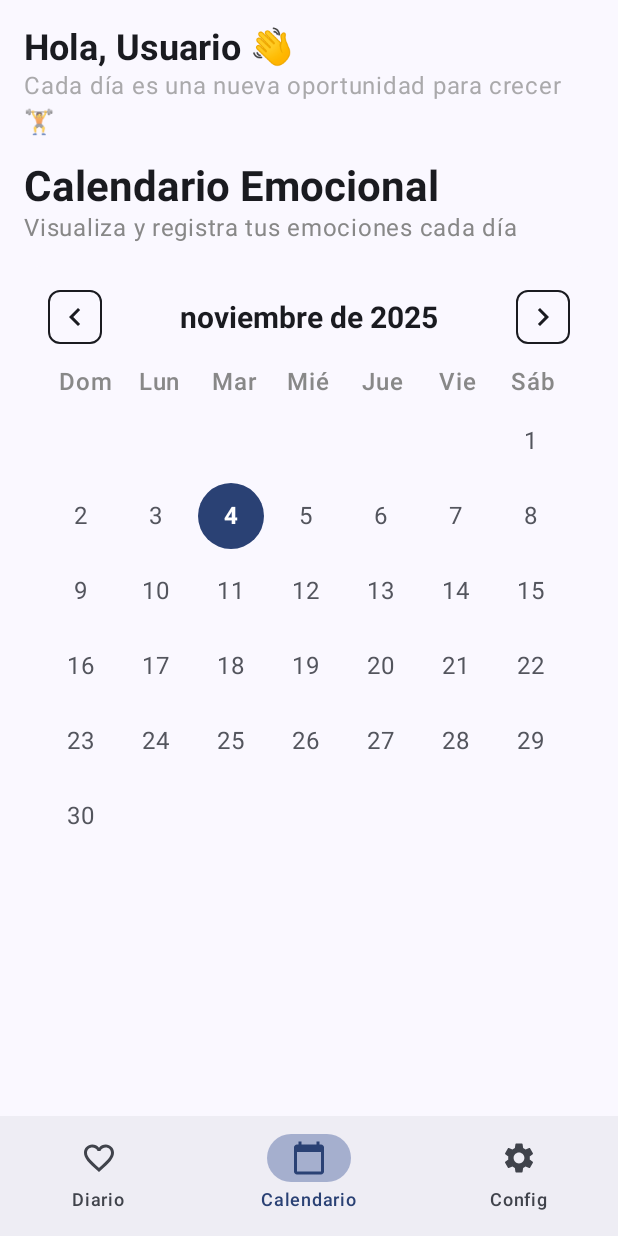
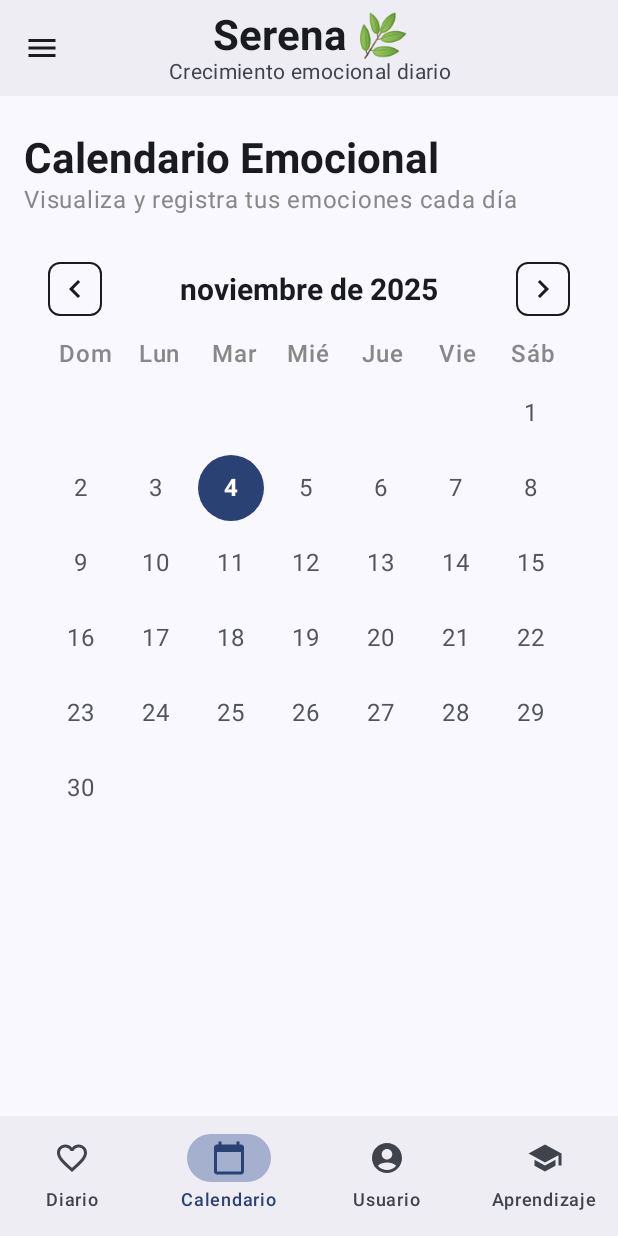
Before and after one commit to SolgreyDuocUC/Serena.sdk, an Android app built with Jetpack Compose: the screen it shows after launch (MainActivity), after a tap on "Continuar con Google", on a phone screen of 412 x 824 dp. Run offline under Robolectric (Android 15) with nearby library versions, the phone set to English and light mode, and no system bars.

Commit message:
Funcionalidades del HomeApp listas

```diff
--- a/app/src/main/java/com/duocuc/serena/navigation/AppNav.kt
+++ b/app/src/main/java/com/duocuc/serena/navigation/AppNav.kt
@@ -6,10 +6,7 @@ import androidx.compose.runtime.Composable
 import androidx.navigation.compose.NavHost
 import androidx.navigation.compose.composable
 import androidx.navigation.compose.rememberNavController
-import com.duocuc.serena.ui.theme.screens.HomeAppScreen
-import com.duocuc.serena.ui.theme.screens.LoadScreen
-import com.duocuc.serena.ui.theme.screens.LoginScreen
-import com.duocuc.serena.ui.theme.screens.RegisterScreen
+import com.duocuc.serena.ui.theme.screens.*
 
 @RequiresApi(Build.VERSION_CODES.O)
 @Composable
@@ -20,7 +17,7 @@ fun AppNav() {
         navController = navController,
         startDestination = Route.Load.path
     ) {
-
+        // Pantalla de carga (Splash / Load)
         composable(Route.Load.path) {
             LoadScreen {
                 navController.navigate(Route.Login.path) {
@@ -29,6 +26,7 @@ fun AppNav() {
             }
         }
 
+        // Login
         composable(Route.Login.path) {
             LoginScreen(
                 onLoginSuccess = {
@@ -42,6 +40,7 @@ fun AppNav() {
             )
         }
 
+        // Registro
         composable(Route.Register.path) {
             RegisterScreen(
                 onRegisterSuccess = {
@@ -53,30 +52,61 @@ fun AppNav() {
             )
         }
 
+        // Home (con calendario integrado y menú lateral)
         composable(Route.Home.path) {
             HomeAppScreen(nav = navController)
         }
 
+        // Calendario
         composable(Route.Calendar.path) {
+            CalendarScreen()
         }
 
+        // Registro emocional (Journal)
+        composable(Route.Journal.path) {
+            JournalScreen()
+        }
+
+        // Mensaje del día
+        composable(Route.MessageOfDay.path) {
+            MessageOfDayScreen()
+        }
+
+        // Ruta de aprendizaje emocional
+        composable(Route.LearningPath.path) {
+            LearningPathScreen()
+        }
+
+        // Devocional
+        composable(Route.Devotional.path) {
+            DevotionalScreen()
+        }
+
+        // Configuración general
         composable(Route.Settings.path) {
             SettingsScreen()
         }
 
-        composable(Route.Journal.path) {
-            JournalScreen()
+        // Perfil de usuario (configuración personal)
+        composable(Route.Profile.path) {
+            ProfileScreen()
         }
 
-        composable(Route.Analysis.path) {
-            AnalysisScreen()
+        // Cerrar sesión
+        composable(Route.Logout.path) {
+            LogoutScreen()
+        }
+
+        // Ayuda
+        composable(Route.Help.path) {
+            HelpScreen()
+        }
+
+        // Acerca de la app
+        composable(Route.About.path) {
+            AboutScreen()
         }
     }
-}
-
-@Composable
-fun AnalysisScreen() {
-    TODO("Not yet implemented")
 }
 
 @Composable
@@ -88,3 +118,12 @@ fun JournalScreen() {
 fun SettingsScreen() {
     TODO("Not yet implemented")
 }
+
+@Composable fun CalendarScreen() {}
+@Composable fun MessageOfDayScreen() {}
+@Composable fun LearningPathScreen() {}
+@Composable fun DevotionalScreen() {}
+@Composable fun ProfileScreen() {}
+@Composable fun LogoutScreen() {}
+@Composable fun HelpScreen() {}
+@Composable fun AboutScreen() {}
--- a/app/src/main/java/com/duocuc/serena/navigation/Routes.kt
+++ b/app/src/main/java/com/duocuc/serena/navigation/Routes.kt
@@ -1,15 +1,18 @@
 package com.duocuc.serena.navigation
 
 sealed class Route(val path: String) {
-    object Load : Route("load") // Antes Splash
-    object Login : Route("login")
-    object Register : Route("register")
-    object Home : Route("home")
-    object Calendar : Route("calendar")
-    object Settings : Route("settings")
-    object Journal : Route("journal")
-    object Analysis : Route("analysis")
-    object Profile : Route("profile")
-    object Help : Route("help")
-    object About : Route("about")
+    object Load : Route("load")                     // Pantalla inicial (Splash o Loading)
+    object Login : Route("login")                   // Inicio de sesión
+    object Register : Route("register")             // Registro de usuario
+    object Home : Route("home")                     // Pantalla principal
+    object Calendar : Route("calendar")             // Calendario emocional
+    object Journal : Route("journal")               // Registro emocional
+    object MessageOfDay : Route("message_day")      // Mensaje del día
+    object LearningPath : Route("learning_path")    // Ruta de aprendizaje emocional
+    object Devotional : Route("devotional")         // Devocional diario
+    object Settings : Route("settings")             // Configuración general
+    object Profile : Route("profile")               // Configuración de usuario
+    object Help : Route("help")                     // Ayuda o soporte
+    object About : Route("about")                   // Acerca de la app
+    object Logout : Route("logout")                 // Cerrar sesión
 }
--- a/app/src/main/java/com/duocuc/serena/ui/theme/screens/HomeAppScreen.kt
+++ b/app/src/main/java/com/duocuc/serena/ui/theme/screens/HomeAppScreen.kt
@@ -8,8 +8,10 @@ import androidx.compose.foundation.layout.*
 import androidx.compose.foundation.shape.CircleShape
 import androidx.compose.foundation.shape.RoundedCornerShape
 import androidx.compose.material.icons.Icons
+import androidx.compose.material.icons.automirrored.filled.Logout
 import androidx.compose.material.icons.filled.*
 import androidx.compose.material3.*
+import androidx.compose.material3.HorizontalDivider
 import androidx.compose.runtime.*
 import androidx.compose.ui.Alignment
 import androidx.compose.ui.Modifier
@@ -22,10 +24,13 @@ import androidx.compose.ui.unit.Dp
 import androidx.compose.ui.unit.dp
 import androidx.navigation.NavController
 import com.duocuc.serena.navigation.Route
+import kotlinx.coroutines.launch
 import java.time.LocalDate
 import java.time.YearMonth
 import java.time.format.TextStyle
 import java.util.Locale
+
+// ------------------------- BOTTOM NAVIGATION ------------------------
 
 data class BottomNavItem(
     val route: Route,
@@ -36,12 +41,14 @@ data class BottomNavItem(
 private val bottomNavItems = listOf(
     BottomNavItem(Route.Home, Icons.Filled.FavoriteBorder, "Diario"),
     BottomNavItem(Route.Calendar, Icons.Filled.CalendarToday, "Calendario"),
-    BottomNavItem(Route.Settings, Icons.Filled.Settings, "Config")
+    BottomNavItem(Route.Settings, Icons.Filled.AccountCircle, "Usuario"), // ícono de perfil
+    BottomNavItem(Route.Settings, Icons.Filled.School, "Aprendizaje") // ruta de aprendizaje
 )
 
 @Composable
 fun BottomNavBar(navController: NavController) {
     var selectedItem by remember { mutableStateOf(Route.Calendar.path) }
+
     NavigationBar(
         containerColor = MaterialTheme.colorScheme.surfaceContainer,
         modifier = Modifier.height(80.dp)
@@ -68,10 +75,104 @@ fun BottomNavBar(navController: NavController) {
     }
 }
 
+// ------------------------- DRAWER ITEMS ------------------------
+
+data class DrawerItem(
+    val label: String,
+    val icon: ImageVector
+)
+
+private val drawerItems = listOf(
+    DrawerItem("Ver registro emocional", Icons.Filled.Book),
+    DrawerItem("Leer mensaje del día", Icons.Filled.WbSunny),
+    DrawerItem("Ruta de aprendizaje emocional", Icons.Filled.School),
+    DrawerItem("Devocional", Icons.Filled.Favorite),
+    DrawerItem("Configuración de usuario", Icons.Filled.Settings),
+)
+
+// ------------------------- HOME SCREEN ------------------------
+
 @RequiresApi(Build.VERSION_CODES.O)
+@OptIn(ExperimentalMaterial3Api::class)
 @Composable
 fun HomeAppScreen(nav: NavController) {
+    val drawerState = rememberDrawerState(DrawerValue.Closed)
+    val coroutineScope = rememberCoroutineScope()
+
+    ModalNavigationDrawer(
+        drawerState = drawerState,
+        drawerContent = {
+            ModalDrawerSheet(
+                drawerContainerColor = MaterialTheme.colorScheme.surfaceContainerLow,
+                drawerTonalElevation = 4.dp
+            ) {
+                Spacer(Modifier.height(24.dp))
+
+                Text(
+                    text = "Menú principal",
+                    style = MaterialTheme.typography.titleLarge.copy(fontWeight = FontWeight.Bold),
+                    modifier = Modifier.padding(16.dp)
+                )
+
+                drawerItems.forEach { item ->
+                    NavigationDrawerItem(
+                        icon = { Icon(item.icon, contentDescription = item.label) },
+                        label = { Text(item.label) },
+                        selected = false,
+                        onClick = { /* TODO: navegación a cada pantalla */ },
+                        modifier = Modifier.padding(NavigationDrawerItemDefaults.ItemPadding)
+                    )
+                }
+
+                Spacer(Modifier.weight(1f))
+
+                HorizontalDivider(Modifier, DividerDefaults.Thickness, DividerDefaults.color)
+
+                NavigationDrawerItem(
+                    icon = { Icon(Icons.AutoMirrored.Filled.Logout, contentDescription = "Cerrar sesión") },
+                    label = { Text("Cerrar sesión") },
+                    selected = false,
+                    onClick = { /* TODO: lógica de cierre de sesión */ },
+                    modifier = Modifier.padding(NavigationDrawerItemDefaults.ItemPadding)
+                )
+            }
+        }
+    ) {
         Scaffold(
+            topBar = {
+                CenterAlignedTopAppBar(
+                    navigationIcon = {
+                        IconButton(onClick = {
+                            coroutineScope.launch { drawerState.open() }
+                        }) {
+                            Icon(Icons.Filled.Menu, contentDescription = "Menú")
+                        }
+                    },
+                    title = {
+                        Column(horizontalAlignment = Alignment.CenterHorizontally) {
+                            Text(
+                                text = "Serena 🌿",
+                                style = MaterialTheme.typography.titleLarge.copy(
+                                    fontWeight = FontWeight.Bold,
+                                    color = MaterialTheme.colorScheme.onBackground
+                                ),
+                                textAlign = TextAlign.Center
+                            )
+                            Text(
+                                text = "Crecimiento emocional diario",
+                                style = MaterialTheme.typography.bodyMedium.copy(
+                                    color = MaterialTheme.colorScheme.onSurfaceVariant
+                                ),
+                                textAlign = TextAlign.Center
+                            )
+                        }
+                    },
+                    colors = TopAppBarDefaults.topAppBarColors(
+                        containerColor = MaterialTheme.colorScheme.surfaceContainer,
+                        titleContentColor = MaterialTheme.colorScheme.onSurface
+                    )
+                )
+            },
             bottomBar = { BottomNavBar(navController = nav) }
         ) { paddingValues ->
             Column(
@@ -83,48 +184,41 @@ fun HomeAppScreen(nav: NavController) {
                 horizontalAlignment = Alignment.CenterHorizontally
             ) {
                 Spacer(Modifier.height(16.dp))
-            Row(
-                modifier = Modifier.fillMaxWidth(),
-                verticalAlignment = Alignment.CenterVertically
-            ) {
+
                 Text(
-                    text = "Hola, Usuario 👋",
-                    style = MaterialTheme.typography.headlineSmall,
-                    fontWeight = FontWeight.Bold
+                    text = "Calendario Emocional",
+                    style = MaterialTheme.typography.headlineMedium.copy(
+                        fontWeight = FontWeight.Bold,
+                        color = MaterialTheme.colorScheme.onBackground
+                    ),
+                    modifier = Modifier
+                        .fillMaxWidth()
+                        .padding(top = 8.dp)
                 )
-            }
+
                 Text(
-                text = "Cada día es una nueva oportunidad para crecer 🏋️",
-                style = MaterialTheme.typography.bodyLarge,
-                color = Color.Gray.copy(alpha = 0.7f),
+                    text = "Visualiza y registra tus emociones cada día",
+                    style = MaterialTheme.typography.bodyLarge.copy(color = Color.Gray),
                     modifier = Modifier
                         .fillMaxWidth()
                         .padding(bottom = 16.dp)
                 )
-            Text(
-                text = "Calendario Emocional",
-                style = MaterialTheme.typography.headlineMedium,
-                fontWeight = FontWeight.Bold,
-                modifier = Modifier.fillMaxWidth()
-            )
-            Text(
-                text = "Visualiza y registra tus emociones cada día",
-                style = MaterialTheme.typography.bodyLarge,
-                color = Color.Gray,
-                modifier = Modifier
-                    .fillMaxWidth()
-                    .padding(bottom = 16.dp)
-            )
+
                 Card(
                     modifier = Modifier.fillMaxWidth(),
                     shape = RoundedCornerShape(12.dp),
-                colors = CardDefaults.cardColors(containerColor = MaterialTheme.colorScheme.surface)
+                    colors = CardDefaults.cardColors(
+                        containerColor = MaterialTheme.colorScheme.surface
+                    )
                 ) {
                     CalendarContent()
                 }
             }
         }
     }
+}
+
+// ------------------------- CALENDARIO ------------------------
 
 @Suppress("DEPRECATION")
 @RequiresApi(Build.VERSION_CODES.O)
```
Lines whose indentation alone changed are shown as unchanged.
